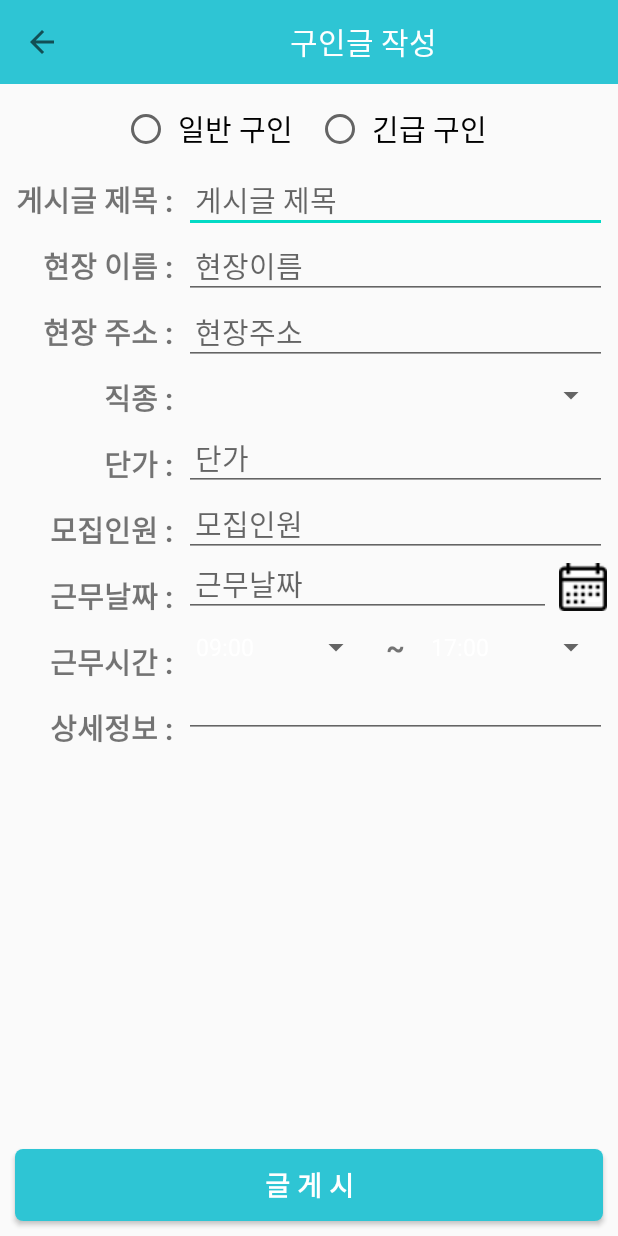
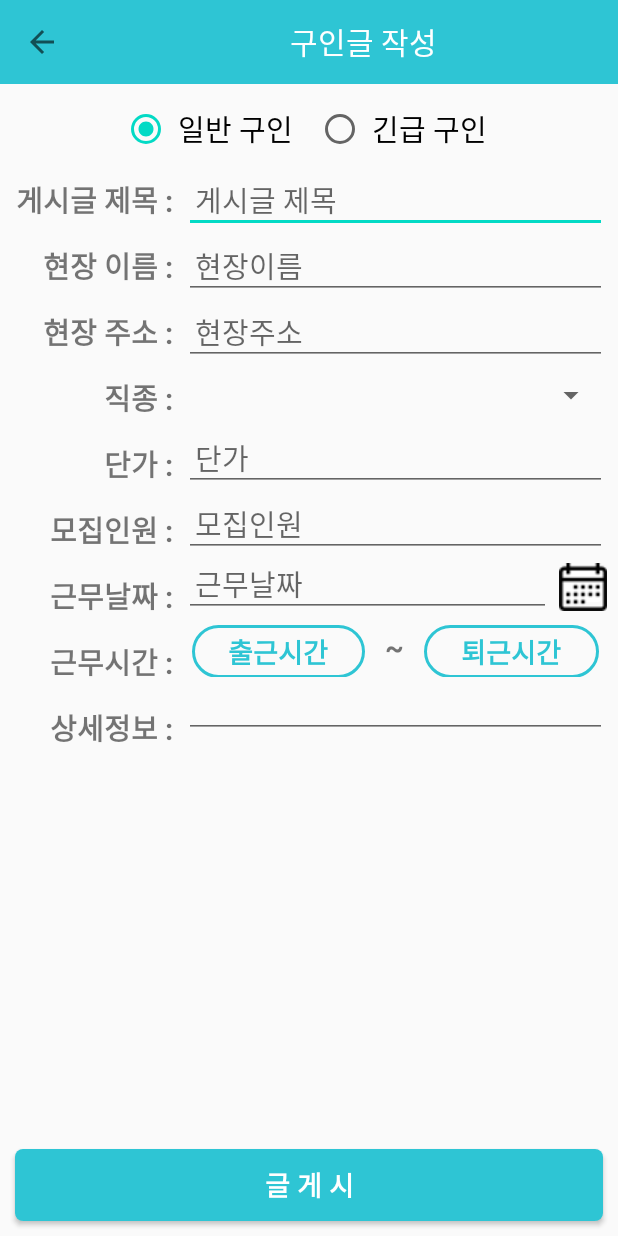
Before and after one commit to dudwls901/Rickshaw_Offerer, an Android app: the WritePostingActivity screen opened directly, with no data from a screen before it, on a phone screen of 412 x 824 dp. Run offline under Robolectric (Android 15) with nearby library versions, the phone set to English and light mode, and no system bars; 3 statements that could not run were skipped.

Commit message:
출퇴근시간 UX

```diff
--- a/app/src/main/java/kr/co/ilg/activity/findwork/WritePostingActivity.java
+++ b/app/src/main/java/kr/co/ilg/activity/findwork/WritePostingActivity.java
@@ -2,6 +2,7 @@ package kr.co.ilg.activity.findwork;
 
 import android.app.Activity;
 import android.app.DatePickerDialog;
+import android.app.TimePickerDialog;
 import android.os.AsyncTask;
 import android.os.Bundle;
 import android.util.Log;
@@ -15,6 +16,7 @@ import android.widget.ImageButton;
 import android.widget.ListAdapter;
 import android.widget.SimpleAdapter;
 import android.widget.Spinner;
+import android.widget.TimePicker;
 
 import androidx.annotation.Nullable;
 import androidx.appcompat.app.AppCompatActivity;
@@ -36,15 +38,15 @@ import java.util.HashMap;
 
 public class WritePostingActivity extends AppCompatActivity {
 
-    Spinner spinner_job,spinner_st_time,spinner_fi_time;
+    Spinner spinner_job;
     ArrayList spinner_job_array, spinner_date_array,spinner_sttime_array,spinner_fitime_array;
     ArrayAdapter spinner_job_Adapter,spinner_date_Adapter,spinner_sttime_Adapter,spinner_fitime_Adapter;
     Toolbar toolbar;
     EditText title, field_name, field_address, pay, people_num, detail_info, dateET;
-    Button postingBtn;
+    Button postingBtn, startTimeBtn, finishTimeBtn;
     ImageButton dateBtn;
 
-    int y, m, d;
+    int y, m, d, timeFlag;
 
     String jobJSON;
     private static final String TAG_RESPONSE = "response";
@@ -58,7 +60,6 @@ public class WritePostingActivity extends AppCompatActivity {
         switch (id) {
             case android.R.id.home: {
                 finish();
-
             }
         }
         return super.onOptionsItemSelected(item);
@@ -81,53 +82,75 @@ public class WritePostingActivity extends AppCompatActivity {
         detail_info = findViewById(R.id.detail_info);
         dateET = findViewById(R.id.dateET);
         dateBtn = findViewById(R.id.dateBtn);
-
+        postingBtn = findViewById(R.id.postingBtn);
+        startTimeBtn = findViewById(R.id.startTimeBtn);
+        finishTimeBtn = findViewById(R.id.finishTimeBtn);
         spinner_job=findViewById(R.id.job);
-        spinner_st_time=findViewById(R.id.start_time);
-        spinner_fi_time=findViewById(R.id.finish_time);
 
         getData("http://rickshaw.dothome.co.kr/LoadTest.php");
 
         spinner_job_array=new ArrayList();
 
-        spinner_sttime_array=new ArrayList();
-        spinner_sttime_array.add("09:00");
-
-        spinner_fitime_array=new ArrayList();
-        spinner_fitime_array.add("17:00");
-
         spinner_job_Adapter=new ArrayAdapter<>(getApplicationContext(),android.R.layout.simple_spinner_dropdown_item,spinner_job_array);
         spinner_job.setAdapter(spinner_job_Adapter);
-        spinner_sttime_Adapter=new ArrayAdapter<>(getApplicationContext(),android.R.layout.simple_spinner_dropdown_item,spinner_sttime_array);
-        spinner_st_time.setAdapter(spinner_sttime_Adapter);
-        spinner_fitime_Adapter=new ArrayAdapter<>(getApplicationContext(),android.R.layout.simple_spinner_dropdown_item,spinner_fitime_array);
-        spinner_fi_time.setAdapter(spinner_fitime_Adapter);
 
         // 현재 날짜 가져오기 위한 Calendar 클래스
         Calendar calendar = Calendar.getInstance();
         y = calendar.get(Calendar.YEAR);
         m = calendar.get(Calendar.MONTH);  // m+1은 DatePickerDialog에서 해줌
         d = calendar.get(Calendar.DAY_OF_MONTH);
-//
-//        dateBtn.setOnClickListener(new View.OnClickListener() {
-//            @Override
-//            public void onClick(View v) {
-//                // DatePickerDialog 클래스
-//                // 날짜를 설정할 때 동작하는 이벤트 처리
-//                DatePickerDialog datePickerDialog2 = new DatePickerDialog(WritePostingActivity.this, android.R.style.Theme_Holo_Light_Dialog_MinWidth, new DatePickerDialog.OnDateSetListener() {
-//                    @Override
-//                    public void onDateSet(DatePicker view, int year, int month, int dayOfMonth) {
-//                        // YYYY-MM-DD 형식으로 출력
-//                        dateET.setText(String.format("%d", year) + "-" + String.format("%02d", (month + 1)) + "-" + String.format("%02d", dayOfMonth));
-//                    }
-//                }, y, m, d);  // 기본으로 지정되어있는 날짜를 오늘 날짜로 설정
-//
-//                datePickerDialog2.getDatePicker().setCalendarViewShown(false);  // 스피너 형태로 설정
-//                datePickerDialog2.getWindow().setBackgroundDrawableResource(android.R.color.transparent);  // 데이트 피커를 띄워주는 대화상자의 배경을 투명하게 설정
-//                datePickerDialog2.show();  // 날짜 선택 대화상자 화면 출력
-//            }
-//        });
+
+        dateBtn.setOnClickListener(new View.OnClickListener() {
+            @Override
+            public void onClick(View v) {
+                // DatePickerDialog 클래스
+                // 날짜를 설정할 때 동작하는 이벤트 처리
+                DatePickerDialog datePickerDialog = new DatePickerDialog(WritePostingActivity.this, android.R.style.Theme_Holo_Light_Dialog_MinWidth, new DatePickerDialog.OnDateSetListener() {
+                    @Override
+                    public void onDateSet(DatePicker view, int year, int month, int dayOfMonth) {
+                        // YYYY-MM-DD 형식으로 출력
+                        dateET.setText(String.format("%d", year) + "-" + String.format("%02d", (month + 1)) + "-" + String.format("%02d", dayOfMonth));
+                    }
+                }, y, m, d);  // 기본으로 지정되어있는 날짜를 오늘 날짜로 설정
+
+                datePickerDialog.getDatePicker().setCalendarViewShown(false);  // 스피너 형태로 설정
+                datePickerDialog.getWindow().setBackgroundDrawableResource(android.R.color.transparent);  // 데이트 피커를 띄워주는 대화상자의 배경을 투명하게 설정
+                datePickerDialog.show();  // 날짜 선택 대화상자 화면 출력
+            }
+        });
+
+        startTimeBtn.setOnClickListener(new View.OnClickListener() {
+            @Override
+            public void onClick(View v) {
+                timeFlag = 0;
+                TimePickerDialog timePickerDialog = new TimePickerDialog(WritePostingActivity.this, android.R.style.Theme_Holo_Light_Dialog_NoActionBar_MinWidth, tpListener, 7, 0, false);
+                timePickerDialog.setTitle("출근시간");
+                timePickerDialog.getWindow().setBackgroundDrawableResource(android.R.color.transparent);
+                timePickerDialog.show();
+            }
+        });
+
+        finishTimeBtn.setOnClickListener(new View.OnClickListener() {
+            @Override
+            public void onClick(View v) {
+                timeFlag = 1;
+                TimePickerDialog timePickerDialog2 = new TimePickerDialog(WritePostingActivity.this, android.R.style.Theme_Holo_Light_Dialog_NoActionBar_MinWidth, tpListener, 18, 0, false);
+                timePickerDialog2.setTitle("퇴근시간");
+                timePickerDialog2.getWindow().setBackgroundDrawableResource(android.R.color.transparent);
+                timePickerDialog2.show();
+            }
+        });
     }
+
+    private TimePickerDialog.OnTimeSetListener tpListener = new TimePickerDialog.OnTimeSetListener() {
+        @Override
+        public void onTimeSet(TimePicker view, int hourOfDay, int minute) {
+            if(timeFlag == 0)
+                startTimeBtn.setText(String.format(" %02d", hourOfDay) + ":" + String.format("%02d", minute));
+            else
+                finishTimeBtn.setText(String.format(" %02d", hourOfDay) + ":" + String.format("%02d", minute));
+        }
+    };
 
     protected void showList() {
         try {
--- /dev/null
+++ b/app/src/main/res/drawable/radius_btn.xml
@@ -0,0 +1,7 @@
+<?xml version="1.0" encoding="utf-8"?>
+<shape xmlns:android="http://schemas.android.com/apk/res/android"
+    android:shape="rectangle" android:padding="5dp">
+    <solid android:color="@android:color/transparent"> </solid>
+    <stroke android:width="2dp" android:color="@color/mainColor" />
+    <corners android:radius="18dp"> </corners>
+</shape>
--- a/app/src/main/res/layout/write_posting.xml
+++ b/app/src/main/res/layout/write_posting.xml
@@ -42,7 +42,8 @@
                         android:text="일반 구인"
                         android:textSize="19dp"
                         android:layout_marginRight="10dp"
-                        android:padding="5dp"/>
+                        android:padding="5dp"
+                        android:checked="true"/>
                     <RadioButton
                         android:id="@+id/radio_urgency"
                         android:padding="5dp"
@@ -136,6 +137,24 @@
                 android:text="근무시간 :"
                 android:textSize="19sp"
                 android:textStyle="bold"/>
+<!--
+            <TextView
+                android:layout_width="wrap_content"
+                android:layout_height="wrap_content"
+                android:layout_gravity="right"
+                android:padding="7dp"
+                android:text="근무시작시간 :"
+                android:textSize="19sp"
+                android:textStyle="bold"/>
+            <TextView
+                android:layout_width="wrap_content"
+                android:layout_height="wrap_content"
+                android:layout_gravity="right"
+                android:padding="7dp"
+                android:text="근무종료시간 :"
+                android:textSize="19sp"
+                android:textStyle="bold"/>
+-->
             <TextView
                 android:layout_width="wrap_content"
                 android:layout_height="wrap_content"
@@ -226,7 +245,8 @@
                     android:layout_gravity="left"
                     android:padding="7dp"
                     android:layout_marginRight="5dp"
-                    android:textSize="19sp"/>
+                    android:textSize="19sp"
+                    android:focusable="false"/>
 
                 <ImageButton
                     android:id="@+id/dateBtn"
@@ -242,24 +262,13 @@
 
             </androidx.constraintlayout.widget.ConstraintLayout>
 
-            <!--
-                                    <androidx.appcompat.widget.AppCompatSpinner
-                                        android:id="@+id/work_date"
-                                        android:layout_width="match_parent"
-                                        android:layout_height="40dp"
-                                        android:textStyle="bold"
-                                        android:text="근무날짜"
-                                        android:layout_gravity="left"
-                                        android:textSize="19sp"
-                                        android:spinnerMode="dialog"/>
-                        -->
-
             <LinearLayout
                 android:layout_width="match_parent"
                 android:layout_height="40dp"
                 android:orientation="horizontal"
                 android:weightSum="9">
 
+<!--
                 <androidx.appcompat.widget.AppCompatSpinner
                     android:id="@+id/start_time"
                     android:layout_width="0dp"
@@ -269,6 +278,19 @@
                     android:text="출근시간"
                     android:textSize="19sp"
                     android:spinnerMode="dialog"/>
+-->
+
+                <Button
+                    android:id="@+id/startTimeBtn"
+                    android:layout_width="0dp"
+                    android:layout_height="35dp"
+                    android:layout_weight="4"
+                    android:text="출근시간"
+                    android:textSize="18sp"
+                    android:textColor="@color/mainColor"
+                    android:textStyle="bold"
+                    android:layout_margin="5dp"
+                    android:background="@drawable/radius_btn"/>
 
                 <TextView
                     android:layout_width="0dp"
@@ -280,17 +302,89 @@
                     android:textSize="19sp"
                     android:textStyle="bold"/>
 
-                <androidx.appcompat.widget.AppCompatSpinner
-                    android:id="@+id/finish_time"
+                <Button
+                    android:id="@+id/finishTimeBtn"
                     android:layout_width="0dp"
-                    android:layout_height="40dp"
+                    android:layout_height="35dp"
                     android:layout_weight="4"
+                    android:text="퇴근시간"
+                    android:textSize="18sp"
+                    android:textColor="@color/mainColor"
                     android:textStyle="bold"
-                    android:text="퇴근시간"
-                    android:textSize="19sp"
-                    android:spinnerMode="dialog"/>
+                    android:layout_margin="5dp"
+                    android:background="@drawable/radius_btn"/>
 
             </LinearLayout>
+
+<!--
+            <androidx.constraintlayout.widget.ConstraintLayout
+                android:layout_width="match_parent"
+                android:layout_height="40dp"
+                android:orientation="horizontal">
+
+                <EditText
+                    android:id="@+id/startTimeET"
+                    android:layout_width="0dp"
+                    android:layout_height="wrap_content"
+                    app:layout_constraintLeft_toLeftOf="parent"
+                    app:layout_constraintRight_toLeftOf="@+id/startTimeBtn"
+                    app:layout_constraintBottom_toBottomOf="parent"
+                    app:layout_constraintTop_toTopOf="parent"
+                    android:hint="근무날짜"
+                    android:layout_gravity="left"
+                    android:padding="7dp"
+                    android:layout_marginRight="5dp"
+                    android:textSize="19sp"
+                    android:focusable="false"/>
+
+                <ImageButton
+                    android:id="@+id/startTimeBtn"
+                    android:layout_width="wrap_content"
+                    android:layout_height="wrap_content"
+                    app:layout_constraintRight_toRightOf="parent"
+                    app:layout_constraintBottom_toBottomOf="parent"
+                    android:backgroundTint="@color/WhiteColor"
+                    android:padding="0px"
+                    android:layout_marginBottom="4dp"
+                    android:src="@drawable/calendar32"
+                    />
+
+            </androidx.constraintlayout.widget.ConstraintLayout>
+
+            <androidx.constraintlayout.widget.ConstraintLayout
+                android:layout_width="match_parent"
+                android:layout_height="40dp"
+                android:orientation="horizontal">
+
+                <EditText
+                    android:id="@+id/finishTimeET"
+                    android:layout_width="0dp"
+                    android:layout_height="wrap_content"
+                    app:layout_constraintLeft_toLeftOf="parent"
+                    app:layout_constraintRight_toLeftOf="@+id/finishTimeBtn"
+                    app:layout_constraintBottom_toBottomOf="parent"
+                    app:layout_constraintTop_toTopOf="parent"
+                    android:hint="근무날짜"
+                    android:layout_gravity="left"
+                    android:padding="7dp"
+                    android:layout_marginRight="5dp"
+                    android:textSize="19sp"
+                    android:focusable="false"/>
+
+                <ImageButton
+                    android:id="@+id/finishTimeBtn"
+                    android:layout_width="wrap_content"
+                    android:layout_height="wrap_content"
+                    app:layout_constraintRight_toRightOf="parent"
+                    app:layout_constraintBottom_toBottomOf="parent"
+                    android:backgroundTint="@color/WhiteColor"
+                    android:padding="0px"
+                    android:layout_marginBottom="4dp"
+                    android:src="@drawable/calendar32"
+                    />
+
+            </androidx.constraintlayout.widget.ConstraintLayout>
+-->
 
             <EditText
                 android:id="@+id/detail_info"
```
